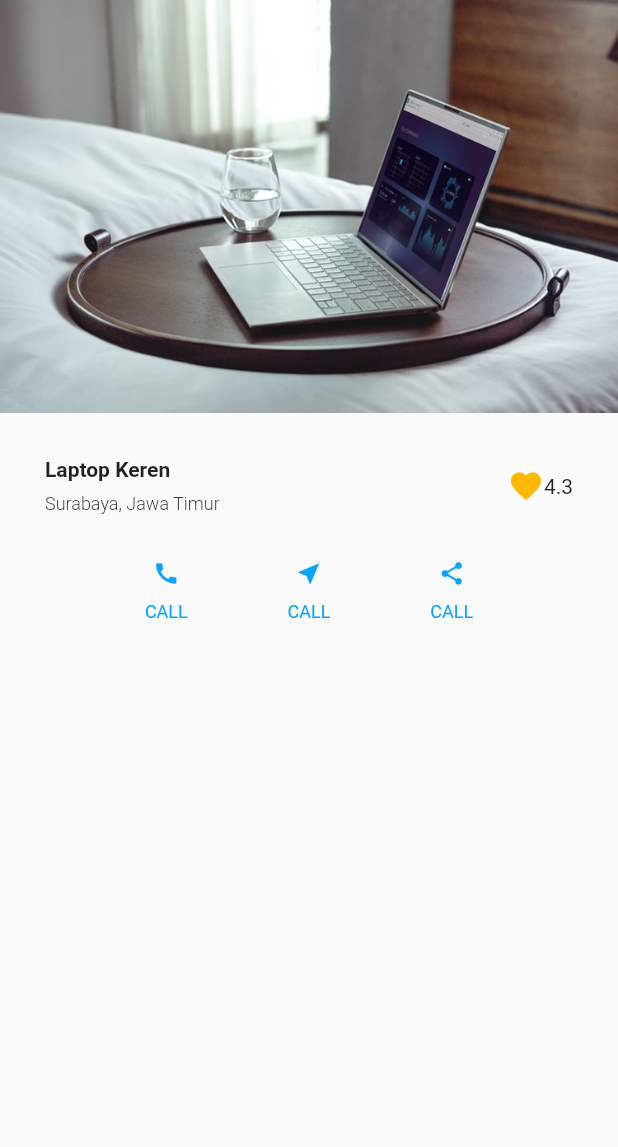
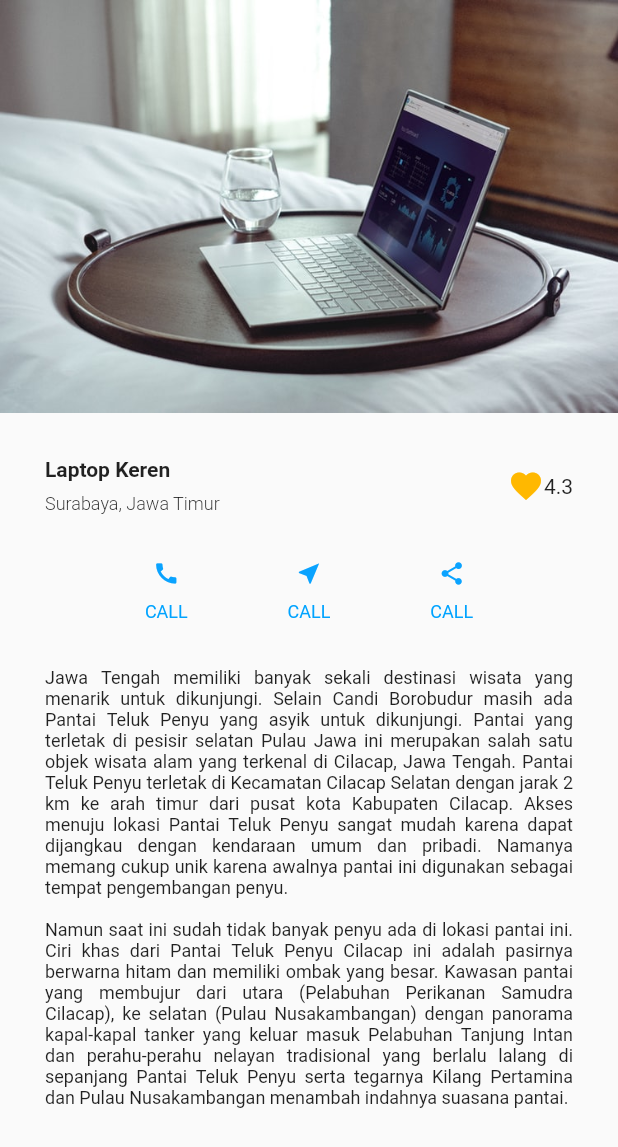
Before and after one commit to hartantosantoso7/Basic_UI, a Flutter app: the screen it shows after launch, on a phone screen of 412 x 824 dp. Shown: the top 1147 px of the screen. Run offline on Flutter 3.47's test engine with Material 2 defaults, Android fonts, the phone set to English and light mode, and no system bars.

Commit message:
menambah text

```diff
--- a/lib/homepage_view.dart
+++ b/lib/homepage_view.dart
@@ -5,6 +5,7 @@ class HomePage extends StatelessWidget {
   Widget build(BuildContext context) {
     return Scaffold(
       body: SafeArea(
+        child: SingleChildScrollView(
           child: Column(
             crossAxisAlignment: CrossAxisAlignment.start,
             children: [
@@ -61,7 +62,8 @@ class HomePage extends StatelessWidget {
                       ),
                       Text(
                         'CALL',
-                      style: TextStyle(color: Color(0xff00a3ff), fontSize: 12),
+                        style:
+                            TextStyle(color: Color(0xff00a3ff), fontSize: 12),
                       )
                     ]),
                     Column(children: [
@@ -75,7 +77,8 @@ class HomePage extends StatelessWidget {
                       ),
                       Text(
                         'CALL',
-                      style: TextStyle(color: Color(0xff00a3ff), fontSize: 12),
+                        style:
+                            TextStyle(color: Color(0xff00a3ff), fontSize: 12),
                       )
                     ]),
                     Column(children: [
@@ -89,13 +92,26 @@ class HomePage extends StatelessWidget {
                       ),
                       Text(
                         'CALL',
-                      style: TextStyle(color: Color(0xff00a3ff), fontSize: 12),
+                        style:
+                            TextStyle(color: Color(0xff00a3ff), fontSize: 12),
                       )
                     ]),
                   ],
                 ),
-            )
+              ),
+              SizedBox(
+                height: 30,
+              ),
+              Padding(
+                padding: EdgeInsets.symmetric(horizontal: 30),
+                child: Text(
+                  'Jawa Tengah memiliki banyak sekali destinasi wisata yang menarik untuk dikunjungi. Selain Candi Borobudur masih ada Pantai Teluk Penyu yang asyik untuk dikunjungi. Pantai yang terletak di pesisir selatan Pulau Jawa ini merupakan salah satu objek wisata alam yang terkenal di Cilacap, Jawa Tengah. Pantai Teluk Penyu terletak di Kecamatan Cilacap Selatan dengan jarak 2 km ke arah timur dari pusat kota Kabupaten Cilacap. Akses menuju lokasi Pantai Teluk Penyu sangat mudah karena dapat dijangkau dengan kendaraan umum dan pribadi. Namanya memang cukup unik karena awalnya pantai ini digunakan sebagai tempat pengembangan penyu.\n\nNamun saat ini sudah tidak banyak penyu ada di lokasi pantai ini. Ciri khas dari Pantai Teluk Penyu Cilacap ini adalah pasirnya berwarna hitam dan memiliki ombak yang besar. Kawasan pantai yang membujur dari utara (Pelabuhan Perikanan Samudra Cilacap), ke selatan (Pulau Nusakambangan) dengan panorama kapal-kapal tanker yang keluar masuk Pelabuhan Tanjung Intan dan perahu-perahu nelayan tradisional yang berlalu lalang di sepanjang Pantai Teluk Penyu serta tegarnya Kilang Pertamina dan Pulau Nusakambangan menambah indahnya suasana pantai.',
+                  style: TextStyle(fontSize: 12),
+                  textAlign: TextAlign.justify,
+                ),
+              ),
             ],
+          ),
         ),
       ),
     );
```
Lines whose indentation alone changed are shown as unchanged.
